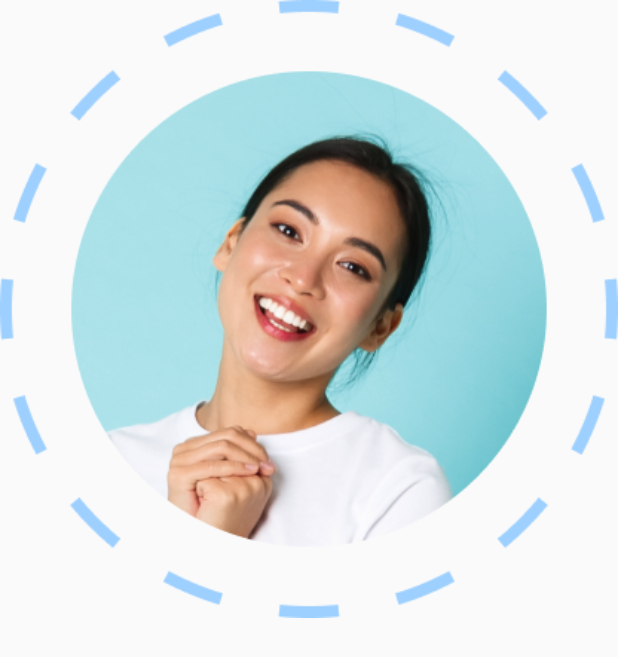
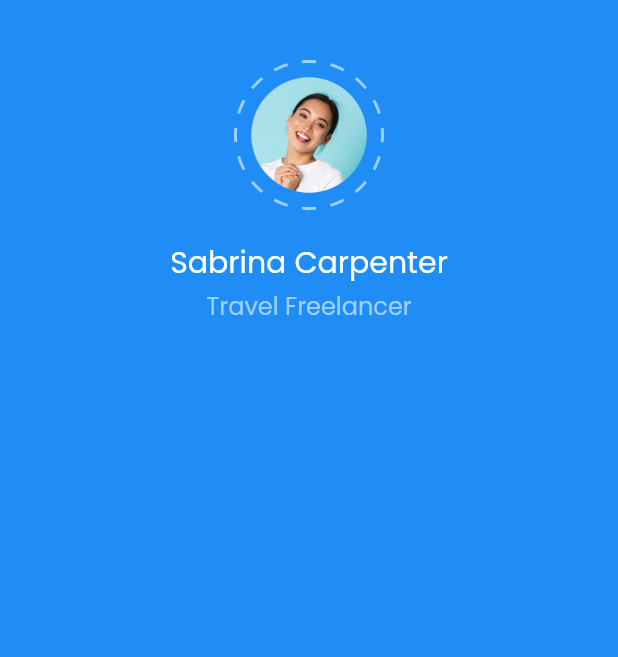
Before and after one commit to haffsriyandrayusuf/bwa_chatty, a Flutter app: the screen it shows after launch, on a phone screen of 412 x 824 dp. Shown: the top 657 px of the screen. Run offline on Flutter 3.47's test engine with Material 2 defaults, Android fonts, the phone set to English and light mode, and no system bars.

Commit message:
membuat tampilan header

```diff
--- a/lib/pages/home_page.dart
+++ b/lib/pages/home_page.dart
@@ -1,3 +1,4 @@
+import 'package:bwa_chatty/theme.dart';
 import 'package:flutter/material.dart';
 
 class HomePage extends StatelessWidget {
@@ -6,7 +7,43 @@ class HomePage extends StatelessWidget {
   @override
   Widget build(BuildContext context) {
     return Scaffold(
-      body: Image.asset('assets/images/profile_pic.png'),
+      backgroundColor: blueColor,
+      body: SafeArea(
+        child: Center(
+          child: Column(
+            children: [
+              SizedBox(
+                height: 40,
+              ),
+              Image.asset(
+                'assets/images/profile_pic.png',
+                height: 100,
+                width: 100,
+              ),
+              SizedBox(
+                height: 20,
+              ),
+              Text(
+                'Sabrina Carpenter',
+                style: TextStyle(
+                  fontSize: 20,
+                  color: whiteColor,
+                ),
+              ),
+              SizedBox(
+                height: 2,
+              ),
+              Text(
+                'Travel Freelancer',
+                style: TextStyle(
+                  fontSize: 16,
+                  color: lightBlueColor,
+                ),
+              ),
+            ],
+          ),
+        ),
+      ),
     );
   }
 }
```
